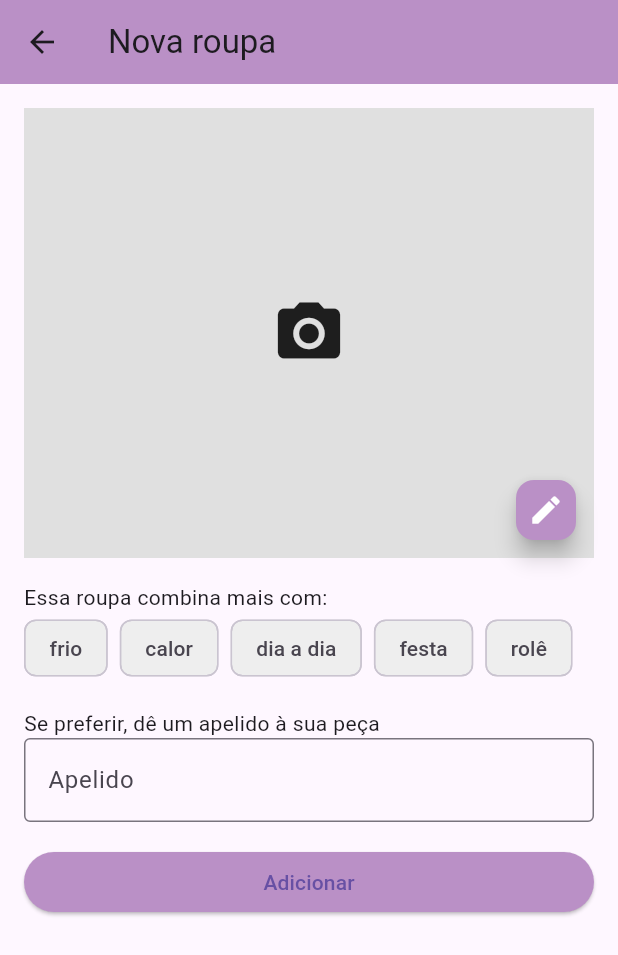
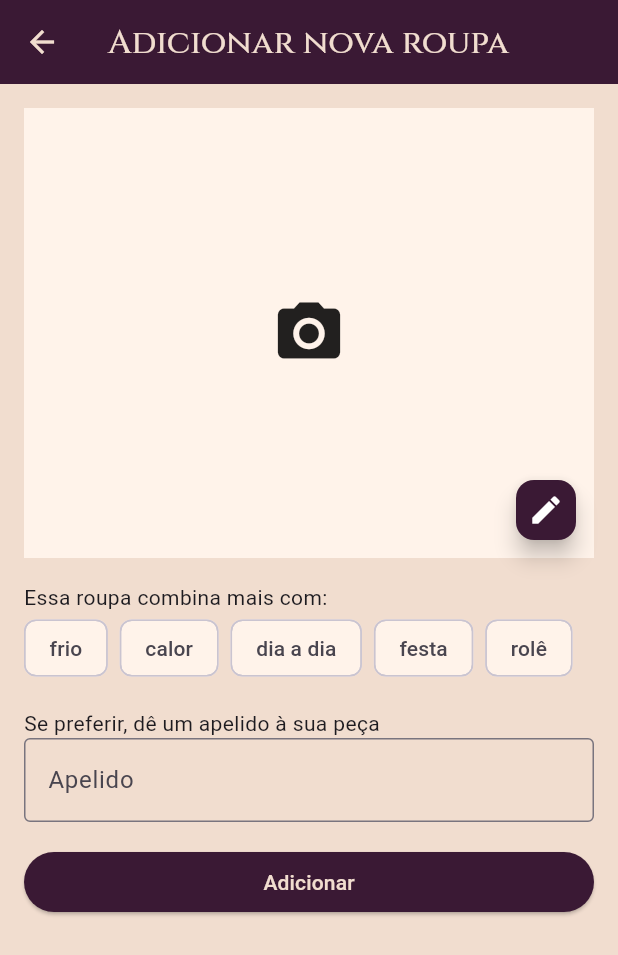
Before and after one commit to Cynder71/Clueful, a Flutter app: the AddItem screen opened directly, on a phone screen of 412 x 824 dp. Shown: the top 955 px of the screen. Run offline on Flutter 3.47's test engine with Material 3 defaults, Android fonts, the phone set to English and light mode, and no system bars; our stand-ins replace animated_bottom_navigation_bar, carousel_slider, cloud_firestore, firebase_core, firebase_storage, google_fonts and 1 more; accounts and stored records are empty.

Commit message:
Ajeitei os overflows e estilizei a página que não estava no padrão

```diff
--- a/lib/pages/add_form.dart
+++ b/lib/pages/add_form.dart
@@ -4,6 +4,7 @@ import 'package:cloud_firestore/cloud_firestore.dart';
 import 'package:flutter/material.dart';
 import 'package:flutter_app/utils/FirebaseStorageService.dart';
 import 'package:image_picker/image_picker.dart';
+import 'package:google_fonts/google_fonts.dart';
 
 class AddItem extends StatefulWidget {
   const AddItem({super.key});
@@ -82,11 +83,19 @@ class _AddItemState extends State<AddItem> {
   @override
   Widget build(BuildContext context) {
     return Scaffold(
+      backgroundColor: const Color.fromARGB(255, 241, 221, 207),
       appBar: AppBar(
-        title: const Text('Nova roupa'),
-        backgroundColor: const Color.fromARGB(255, 186, 144, 198),
+        title: Text(
+          'Adicionar nova roupa',
+          style: GoogleFonts.cinzel(
+            color: const Color.fromARGB(255, 241, 221, 207),
+            fontWeight: FontWeight.w500,
+          ),
+        ),
+        backgroundColor: const Color.fromARGB(255, 58, 25, 52),
         leading: IconButton(
           icon: const Icon(Icons.arrow_back),
+          color: const Color.fromARGB(255, 241, 221, 207),
           onPressed: () {
             Navigator.of(context).pop();
           },
@@ -121,7 +130,8 @@ class _AddItemState extends State<AddItem> {
                                 child: Container(
                                   width: 400,
                                   height: 300,
-                                  color: Colors.grey[300],
+                                  color:
+                                      const Color.fromARGB(255, 255, 243, 234),
                                   child: _imageFile == null
                                       ? const Icon(Icons.camera_alt, size: 50)
                                       : Image.file(
@@ -139,7 +149,7 @@ class _AddItemState extends State<AddItem> {
                               child: FloatingActionButton(
                                 mini: true,
                                 backgroundColor:
-                                    const Color.fromARGB(255, 186, 144, 198),
+                                    const Color.fromARGB(255, 58, 25, 52),
                                 onPressed: _showImageSourceActionSheet,
                                 child:
                                     const Icon(Icons.edit, color: Colors.white),
@@ -186,8 +196,9 @@ class _AddItemState extends State<AddItem> {
                                 });
                               },
                               selectedColor:
-                                  const Color.fromARGB(255, 186, 144, 198),
-                              backgroundColor: Colors.grey[200],
+                                  const Color.fromARGB(255, 251, 174, 210),
+                              backgroundColor:
+                                  const Color.fromARGB(255, 255, 243, 234),
                             );
                           }).toList(),
                         ),
@@ -233,7 +244,7 @@ class _AddItemState extends State<AddItem> {
                 const SizedBox(height: 16),
                 ElevatedButton(
                   style: ElevatedButton.styleFrom(
-                    backgroundColor: const Color.fromARGB(255, 186, 144, 198),
+                    backgroundColor: const Color.fromARGB(255, 58, 25, 52),
                   ),
                   onPressed: _uploadItem,
                   child: AnimatedBuilder(
@@ -242,10 +253,14 @@ class _AddItemState extends State<AddItem> {
                         return loading.value
                             ? const SizedBox(
                                 width: 20,
-                                height: 20,
+                                height: 35,
                                 child: CircularProgressIndicator(),
                               )
-                            : const Text('Adicionar');
+                            : const Text(
+                                'Adicionar',
+                                style: TextStyle(
+                                    color: Color.fromARGB(255, 241, 221, 207)),
+                              );
                       }),
                 ),
               ],
```
Also changed, not shown: lib/pages/home_screen.dart (+16 -12 lines), lib/pages/item_detail_screen.dart (+23 -16 lines).
